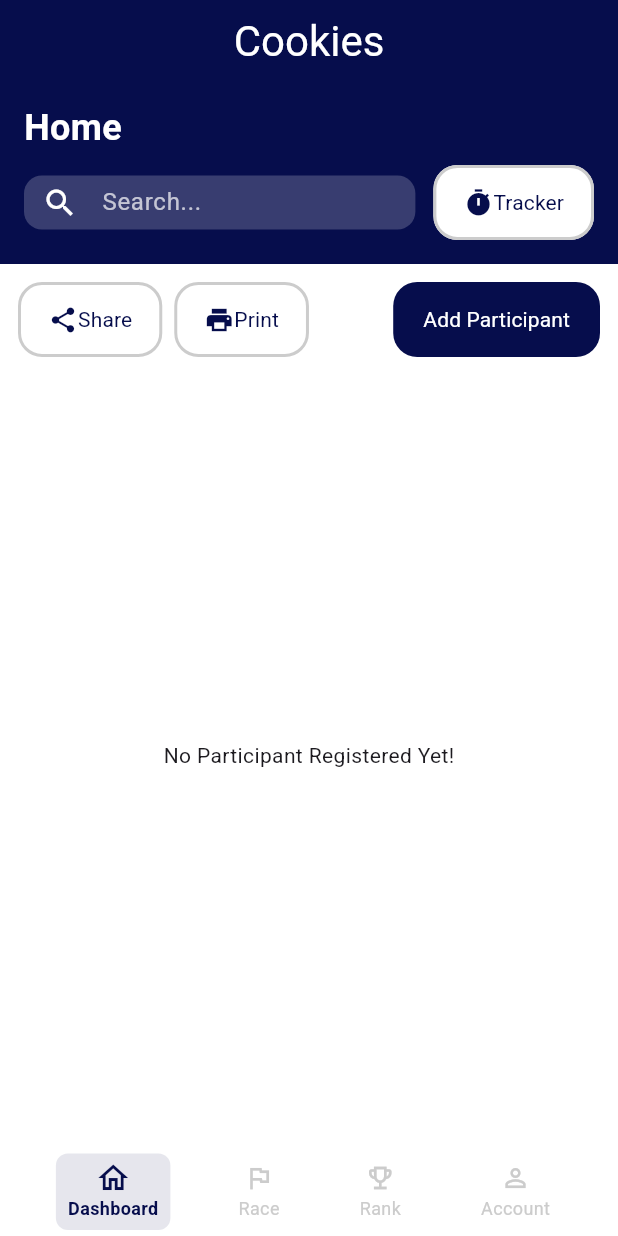
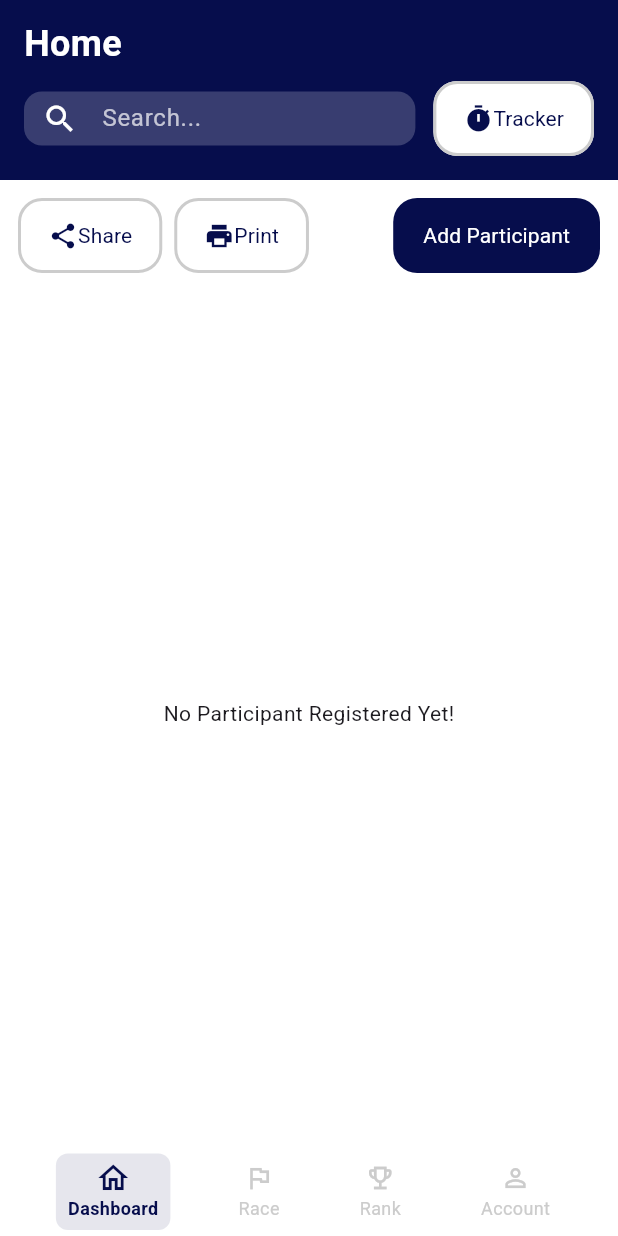
Before and after one commit to L-pixela/flutter-race-tracker-app, a Flutter app: the screen it shows after launch, on a phone screen of 412 x 824 dp. Run offline on Flutter 3.47's test engine with Material 3 defaults, Android fonts, the phone set to English and light mode, and no system bars; our stand-ins replace cloud_firestore, firebase_core; accounts and stored records are empty.

Commit message:
.clean the comment and code

```diff
--- a/lib/main.dart
+++ b/lib/main.dart
@@ -35,48 +35,7 @@
     return MaterialApp(
       debugShowCheckedModeBanner: false,
       theme: raceAppTheme,
-      home: Scaffold(
-          appBar: AppBar(
-            backgroundColor: RaceColors.primary,
-            title: Text(
-              "Cookies",
-              style: RaceTextStyles.darkHeading,
-            ),
-            centerTitle: true,
-          ),
-          body: DashboardScreen()),
-
-      // RegisterForm(selectedGender: '',)
-
-      // body: Column(
-
-      //   mainAxisAlignment: MainAxisAlignment.center,
-      //   children: [
-      //     /// test the race button
-      //     // Center(
-      //     //   child: RaceButton(
-      //     //     text: '09002',
-      //     //     onPressed: () => print('Button clicked!'),
-      //     //     width: 100,
-      //     //   ),
-      //     // ),
-
-      //     Image.asset("assets/images/triathlon-yellow.gif")
-      //     // AddUser("John Doe", "Acme Inc.", 30),
-      //     // SizedBox(
-      //     //   height: 15,
-      //     // ),
-      //     // GetUserByName(full_name),
-      //     // SizedBox(
-      //     //   height: 15,
-      //     // ),
-      //     // UpdateUserByName(full_name),
-      //     // SizedBox(
-      //     //   height: 15,
-      //     // ),
-      //     // DeleteUserByName(full_name),
-      //   ],
-      // )
+      home: Scaffold(body: DashboardScreen()),
     );
   }
 }
--- a/lib/widgets/navigation_bar.dart
+++ b/lib/widgets/navigation_bar.dart
@@ -10,7 +10,6 @@
 class _Navigation_BarState extends State<Navigation_Bar> {
   int _selectedIndex = 0;
 
-
   void _onItemTapped(int index) {
     setState(() {
       _selectedIndex = index;
@@ -22,7 +21,6 @@
       // RankScreen(),
       // AccountScreen(),
     ];
-
   }
 
   @override
```
Also changed, not shown: lib/widgets/race_navigation.dart (added, +41 -0 lines). Lines whose indentation alone changed are shown as unchanged.
